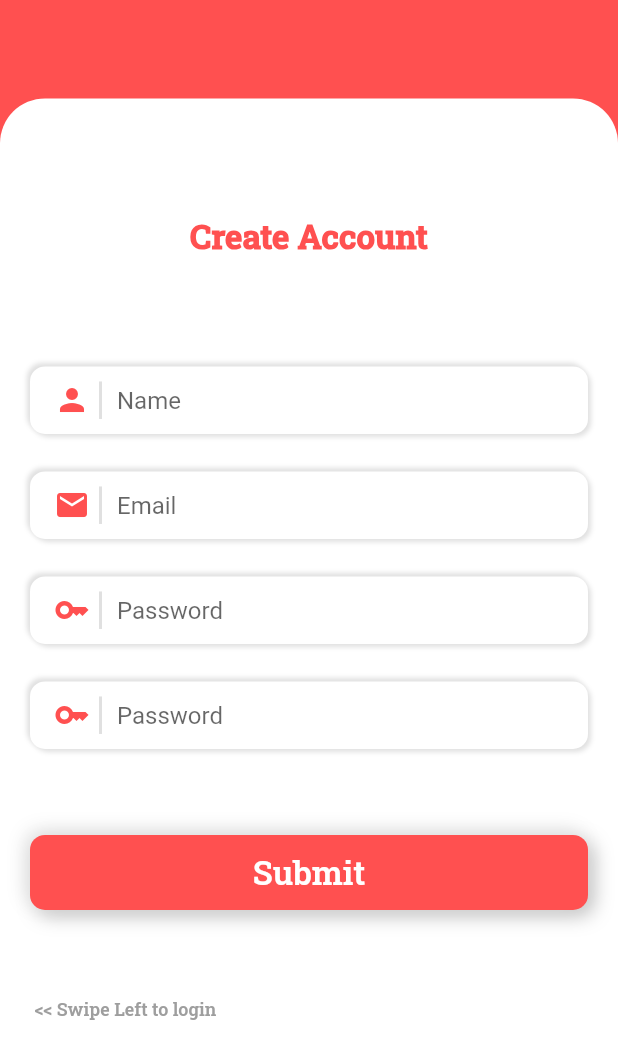
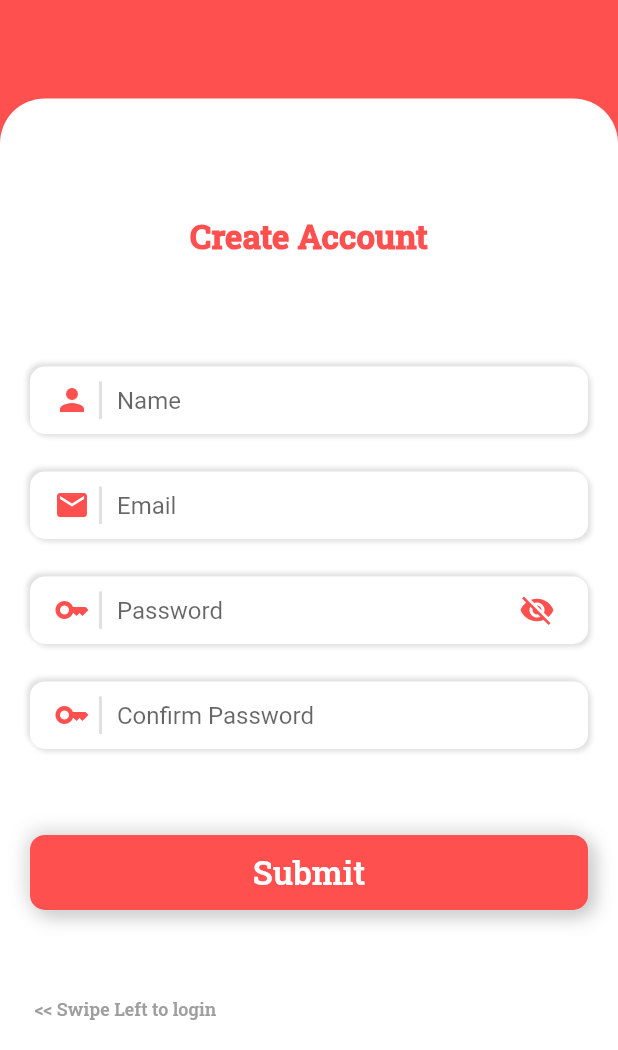
Before and after one commit to Mirzaazmath/flutter_grocery_app, a Flutter app: the screen it shows after launch, swiped to page 2, on a phone screen of 412 x 824 dp, the part 186-1236 px from its top. Run offline on Flutter 3.47's test engine with Material 2 defaults, Android fonts, the phone set to English and light mode, and no system bars; our stand-ins replace cloud_firestore, firebase_auth, firebase_core, flutter_riverpod, fluttertoast, lottie; accounts and stored records are empty.

Commit message:
added sumbit btn

```diff
--- a/lib/main.dart
+++ b/lib/main.dart
@@ -1,6 +1,8 @@
 import 'package:firebase_core/firebase_core.dart';
 import 'package:flutter/material.dart';
+import 'package:flutter_riverpod/flutter_riverpod.dart';
 import 'package:grocery_app/screens/splash/splash_screen.dart';
+import 'package:grocery_app/utils/color_utils.dart';
 
 import 'firebase_options.dart';
 Future<void> main() async {
@@ -8,7 +10,9 @@ Future<void> main() async {
   await Firebase.initializeApp(
     options: DefaultFirebaseOptions.currentPlatform,
   );
-  runApp(MyApp());
+  runApp(ProviderScope(
+    child: MyApp(),
+  ));
 }
 class MyApp extends StatelessWidget {
   const MyApp({super.key});
@@ -17,7 +21,7 @@ class MyApp extends StatelessWidget {
   Widget build(BuildContext context) {
     return  MaterialApp(
       theme: ThemeData(
-        primaryColor:const  Color(0xffff5050)
+        primaryColor:AppColors().primaryColor
       ),
       debugShowCheckedModeBanner: false,
       home:const  SplashScreen(),
--- a/lib/screens/login/login_screen.dart
+++ b/lib/screens/login/login_screen.dart
@@ -2,6 +2,7 @@ import 'package:flutter/material.dart';
 import 'package:grocery_app/screens/login/login_widget.dart';
 import 'package:grocery_app/screens/login/register_widget.dart';
 
+import '../../utils/color_utils.dart';
 import '../../utils/showUp_animation_util.dart';
 import '../../utils/text_utils.dart';
 class LoginScreen extends StatefulWidget {
@@ -19,7 +20,8 @@ class _LoginScreenState extends State<LoginScreen> {
   void initState() {
     // TODO: implement initState
     super.initState();
-    pageController.addListener(() { setState(() {
+    pageController.addListener(() {
+      setState(() {
       _progress=pageController.page??0;
       debugPrint(_progress.toString());
 
@@ -48,9 +50,9 @@ class _LoginScreenState extends State<LoginScreen> {
 
             Container(
               height: height*0.6+_progress*140,
-              decoration:const  BoxDecoration(
-                color: Colors.white,
-                borderRadius: BorderRadius.vertical(top: Radius.circular(30))
+              decoration:  BoxDecoration(
+                color: AppColors().white,
+                borderRadius:const  BorderRadius.vertical(top: Radius.circular(30))
               ),
               child: PageView(
                 controller: pageController,
--- a/lib/screens/login/register_widget.dart
+++ b/lib/screens/login/register_widget.dart
@@ -1,6 +1,9 @@
 import 'package:flutter/material.dart';
-
+import 'package:flutter_riverpod/flutter_riverpod.dart';
+import 'package:grocery_app/state_management/loading_provider.dart';
+import 'package:grocery_app/utils/toast_utils.dart';
 import '../../utils/showUp_animation_util.dart';
+import '../../utils/submit_btn_utils.dart';
 import '../../utils/text_utils.dart';
 import '../../utils/textfeild_utils.dart';
 class RegisterWidget extends StatefulWidget {
@@ -11,11 +14,12 @@ class RegisterWidget extends StatefulWidget {
 }
 
 class _RegisterWidgetState extends State<RegisterWidget> {
+  final _formKey=GlobalKey<FormState>();
 
-  TextEditingController _nameController=TextEditingController();
-  TextEditingController _emailController=TextEditingController();
-  TextEditingController _passwordController=TextEditingController();
-  TextEditingController _confimPasswordController=TextEditingController();
+  final TextEditingController _nameController=TextEditingController();
+  final TextEditingController _emailController=TextEditingController();
+  final TextEditingController _passwordController=TextEditingController();
+  final TextEditingController _confirmPasswordController=TextEditingController();
 
   @override
   void dispose() {
@@ -23,16 +27,23 @@ class _RegisterWidgetState extends State<RegisterWidget> {
     super.dispose();
     _emailController.dispose();
     _passwordController.dispose();
-    _confimPasswordController.dispose();
+    _confirmPasswordController.dispose();
     _nameController.dispose();
   }
   @override
   Widget build(BuildContext context) {
-    return ShowUpAnimation(
+    return Form(
+      key: _formKey,
+      child: ShowUpAnimation(
         delay: 100,
         child: Padding(
           padding: const EdgeInsets.all(20),
 
+          child: GestureDetector(
+            onTap: (){
+              debugPrint("Tap");
+              FocusManager.instance.primaryFocus?.unfocus();
+            },
             child: Column(
               crossAxisAlignment: CrossAxisAlignment.start,
               children: [
@@ -41,39 +52,38 @@ class _RegisterWidgetState extends State<RegisterWidget> {
                   child: TextUtil(text: "Create Account",size: 22,color:Theme.of(context).primaryColor,weight: true,),
                 ),
                 const  Spacer(),
-
                 Field(controller:_nameController , icon: Icons.person, hinttext: 'Name',),
                 const SizedBox(height: 10,),
                 Field(controller:_emailController , icon: Icons.mail, hinttext: 'Email',),
                 const SizedBox(height: 10,),
-            Field(controller:_passwordController , icon: Icons.key, hinttext: 'Password',),
+                Field(controller:_passwordController , icon: Icons.key, hinttext: 'Password',isPasswordfeild: true,),
                 const SizedBox(height: 10,),
-            Field(controller:_confimPasswordController, icon: Icons.key,hinttext: 'Password',),
+                Field(controller:_confirmPasswordController, icon: Icons.key,hinttext: 'Confirm Password',),
                 const  Spacer(),
-            GestureDetector(
-              child: Container(
-                height: 50,
-                width: double.infinity,
-                decoration: BoxDecoration(
-                    boxShadow:[
-                      BoxShadow(
-                          color:Colors.grey.shade400,
-                          offset:const  Offset(4,4),
-                          blurRadius: 10
+                Consumer(
+                  builder: (_, WidgetRef ref, __) {
+                    return SubmitButton(title: 'Submit',onTap: () async {
+                      FocusManager.instance.primaryFocus?.unfocus();
+                      debugPrint(_formKey.currentState!.validate().toString());
+                      if(_formKey.currentState!.validate()){
+                        if(_passwordController.text==_confirmPasswordController.text){
+                          debugPrint("Sucess");
+                          ref.read(loadingProvider.notifier).update((state) => true);
+                          // AuthServices.signupUser(
+                          //     _emailController.text, _passwordController.text, _nameController.text, context);
+                        }else{
+                          debugPrint("fail");
+                          ShowToast().showtoast("Confirm Password Should be Same",true);
+                        }
+                      }else{
+                        debugPrint("Error");
+                      }
+
+                    },);
+                  }
                 ),
-                      BoxShadow(
-                          color:Colors.grey.shade300,
-                          offset:const  Offset(-3,-3),
-                          blurRadius: 10
-                      )
-                    ],
-                    borderRadius: BorderRadius.circular(10),
-                    color: Theme.of(context).primaryColor
-                ),
-                alignment: Alignment.center,
-                child: TextUtil(text: "Submit",color: Colors.white,size: 22,),
-              ),
-            ),
+
+
 
                 const   Spacer(),
                 Align(
@@ -85,6 +95,8 @@ class _RegisterWidgetState extends State<RegisterWidget> {
               ],
             ),
           ),
+        ),
+      ),
     );
   }
 }
--- a/lib/screens/splash/splash_screen.dart
+++ b/lib/screens/splash/splash_screen.dart
@@ -1,11 +1,12 @@
 import 'dart:async';
 
 import 'package:flutter/material.dart';
+import 'package:grocery_app/utils/color_utils.dart';
 import 'package:lottie/lottie.dart';
 
 import '../../utils/showUp_animation_util.dart';
 import '../../utils/text_utils.dart';
-import '../landing/landing_screen.dart';
+
 import '../login/login_screen.dart';
 
 class SplashScreen extends StatefulWidget {
@@ -31,7 +32,7 @@ class _SplashScreenState extends State<SplashScreen> {
   @override
   Widget build(BuildContext context) {
     return Scaffold(
-      backgroundColor: Colors.white,
+      backgroundColor:AppColors().white,
 
       body: Column(
         children: [
--- /dev/null
+++ b/lib/state_management/loading_provider.dart
@@ -0,0 +1,5 @@
+
+import 'package:flutter_riverpod/flutter_riverpod.dart';
+
+/// here we are creating the LoadingProvider that is used for loading
+final loadingProvider=StateProvider<bool>((ref) => false);
--- /dev/null
+++ b/lib/state_management/obsure_provider.dart
@@ -0,0 +1,7 @@
+
+
+
+import 'package:flutter_riverpod/flutter_riverpod.dart';
+
+/// here we are creating the ObsureProvider that is used for our Password feild
+final obscureProvider=StateProvider<bool>((ref) => true);
--- /dev/null
+++ b/lib/utils/color_utils.dart
@@ -0,0 +1,8 @@
+import 'package:flutter/material.dart';
+
+class AppColors{
+  final primaryColor=const  Color(0xffff5050);
+  final lightGreen=Colors.green.shade300;
+  final white=Colors.white;
+
+}
--- /dev/null
+++ b/lib/utils/submit_btn_utils.dart
@@ -0,0 +1,44 @@
+import 'package:flutter/material.dart';
+import 'package:flutter_riverpod/flutter_riverpod.dart';
+import 'package:grocery_app/state_management/loading_provider.dart';
+import 'package:grocery_app/utils/color_utils.dart';
+import 'package:grocery_app/utils/text_utils.dart';
+class SubmitButton extends ConsumerWidget {
+  final String title;
+  final  VoidCallback onTap;
+  const SubmitButton({super.key,required this.title,required this.onTap});
+
+  @override
+  Widget build(BuildContext context, WidgetRef ref) {
+    final loading = ref.watch(loadingProvider);
+    return  GestureDetector(
+      onTap: onTap,
+      child: Center(
+        child: AnimatedContainer(
+          height: 50,
+          width:loading?50: MediaQuery.of(context).size.width,
+          decoration: BoxDecoration(
+
+              boxShadow:[
+                BoxShadow(
+                    color:Colors.grey.shade400,
+                    offset:const  Offset(4,4),
+                    blurRadius: 10
+                ),
+                BoxShadow(
+                    color:Colors.grey.shade300,
+                    offset:const  Offset(-3,-3),
+                    blurRadius: 10
+                )
+              ],
+              borderRadius: BorderRadius.circular( loading?50:10),
+              color: Theme.of(context).primaryColor
+          ),
+          alignment: Alignment.center,
+          duration: const Duration(milliseconds: 400),
+          child:loading? CircularProgressIndicator(color: AppColors().white,): TextUtil(text: title,color: Colors.white,size: 22,),
+        ),
+      ),
+    );
+  }
+}
--- a/lib/utils/textfeild_utils.dart
+++ b/lib/utils/textfeild_utils.dart
@@ -16,16 +16,22 @@
 //   }
 // }
 import 'package:flutter/material.dart';
-class Field extends StatelessWidget {
+import 'package:flutter_riverpod/flutter_riverpod.dart';
+import 'package:grocery_app/state_management/obsure_provider.dart';
+import 'package:grocery_app/utils/toast_utils.dart';
+class Field extends ConsumerWidget {
   final  TextEditingController controller;
   final String hinttext;
   final bool? isNumberType;
   final IconData icon;
+  bool? isPasswordfeild;
 
-  const Field({super.key,required this.controller,required this.icon,required this.hinttext,this.isNumberType});
+  Field({super.key,required this.controller,required this.icon,required this.hinttext,this.isNumberType,this.isPasswordfeild});
 
   @override
-  Widget build(BuildContext context) {
+  Widget build(BuildContext context,WidgetRef  ref) {
+    final _isObscure =ref.watch(obscureProvider);
+
     return Container(
       height: 45,
       padding: const EdgeInsets.symmetric(horizontal: 10),
@@ -47,10 +53,30 @@ class Field extends StatelessWidget {
 
 
       child: TextFormField(
+        obscureText: isPasswordfeild==true?_isObscure:false,
+        key: ValueKey(hinttext),
         keyboardType: isNumberType==null?TextInputType.emailAddress:TextInputType.number,
         controller: controller,
         maxLines: 1,
+
+        validator: (value) {
+          if (value == null || value.isEmpty) {
+            ShowToast().showtoast("Please Enter All Values", true);
+            return '';
+          }
+          return null;
+        },
         decoration: InputDecoration(
+            suffixIcon:isPasswordfeild==true? IconButton(
+              icon: Icon( _isObscure ? Icons.visibility_off:Icons.visibility,color: Theme.of(context).primaryColor,),
+              onPressed: () {
+                ref.read(obscureProvider.notifier).update((state) => !_isObscure);
+                // setState(() {
+                //   _isObscure = !_isObscure;
+                // });
+              },
+            ):null,
+            errorStyle:const  TextStyle(height: 0),
             hintText: hinttext,
             prefixIcon:Padding(
               padding: const EdgeInsets.only(right: 10),
```
Also changed, not shown: lib/screens/landing/landing_componets/landing_autosroll_compnent.dart (deleted, +0 -38 lines), lib/screens/landing/landing_componets/landing_screen_data.dart (deleted, +0 -21 lines), lib/screens/landing/landing_screen.dart (deleted, +0 -100 lines), lib/screens/login/login_widget.dart (+3 -25 lines), lib/services/auth_services.dart (added, +50 -0 lines), lib/services/firebase_services/store_user_in_database.dart (added, +10 -0 lines), lib/utils/toast_utils.dart (added, +20 -0 lines), pubspec.yaml (+13 -6 lines), pubspec.lock, 4 other files. Lines whose indentation alone changed are shown as unchanged.
